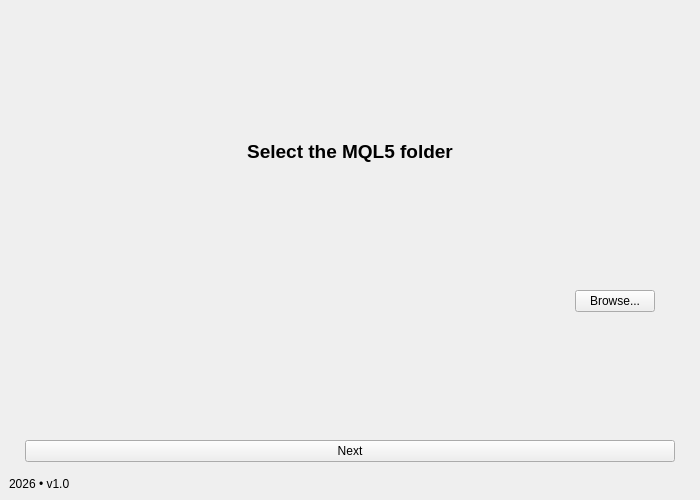
Before: the Qt Designer form app/ui/telegram_mql_ui.ui in Vincannes/TelegramMQL5, drawn with Qt 5.
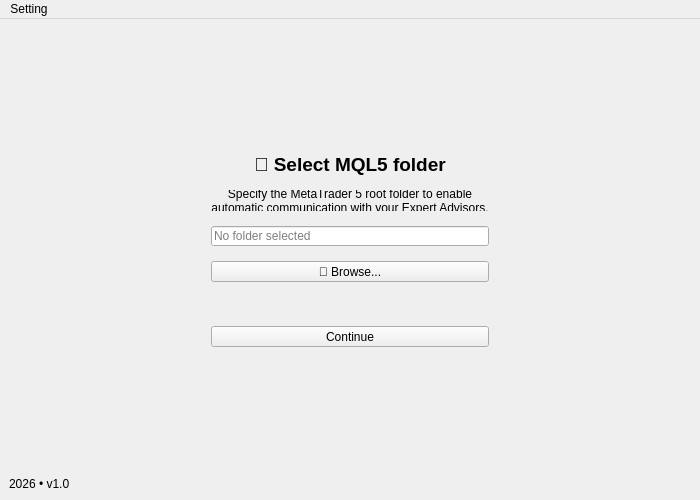
After: the same form once the commit is applied. The open tabs and pages were chosen to show the change.

```diff
--- a/app/ui/telegram_mql_ui.ui
+++ b/app/ui/telegram_mql_ui.ui
@@ -19,6 +19,37 @@
   <property name="windowTitle">
    <string>Telegram to MQL5</string>
   </property>
+
+  <!-- ================= MENU BAR ================= -->
+  <addaction name="menuBar"/>
+  <widget class="QMenuBar" name="menuBar">
+   <property name="geometry">
+    <rect>
+     <x>0</x>
+     <y>0</y>
+     <width>700</width>
+     <height>22</height>
+    </rect>
+   </property>
+
+   <widget class="QMenu" name="menuFile">
+    <property name="title">
+     <string>Setting</string>
+    </property>
+
+    <!-- Action pour changer le dossier MQL -->
+    <addaction name="actionChangeMQLFolder"/>
+   </widget>
+
+   <addaction name="menuFile"/>
+  </widget>
+
+  <!-- Action -->
+  <action name="actionChangeMQLFolder">
+   <property name="text">
+    <string>Change MQL Folder...</string>
+   </property>
+  </action>
   <widget class="QWidget" name="centralwidget">
    <layout class="QVBoxLayout" name="mainLayout">
     <item>
@@ -104,118 +135,121 @@
           </property>
          </spacer>
         </item>
+
+        <!-- Card central -->
+        <item alignment="Qt::AlignHCenter">
+         <widget class="QFrame" name="folderCard">
+          <property name="minimumWidth">
+           <number>460</number>
+          </property>
+          <layout class="QVBoxLayout" name="folderCardLayout">
+           <property name="spacing">
+            <number>15</number>
+           </property>
+
+           <!-- Titre -->
         <item>
-         <widget class="QLabel" name="labelFolderInstructions">
+            <widget class="QLabel" name="labelFolderTitle">
+             <property name="text">
+              <string>📁 Select MQL5 folder</string>
+             </property>
+             <property name="alignment">
+              <set>Qt::AlignmentFlag::AlignCenter</set>
+             </property>
           <property name="font">
            <font>
             <pointsize>14</pointsize>
             <bold>true</bold>
            </font>
           </property>
+            </widget>
+           </item>
+
+           <!-- Description -->
+           <item>
+            <widget class="QLabel" name="labelFolderDescription">
           <property name="text">
-           <string>Select the MQL5 folder</string>
+              <string>Specify the MetaTrader 5 root folder to enable automatic communication with your Expert Advisors.</string>
+             </property>
+             <property name="wordWrap">
+              <bool>true</bool>
           </property>
           <property name="alignment">
            <set>Qt::AlignmentFlag::AlignCenter</set>
           </property>
          </widget>
         </item>
+
+           <!-- Champ du chemin -->
         <item>
-         <spacer name="spacerMidFolder1">
-          <property name="orientation">
-           <enum>Qt::Orientation::Vertical</enum>
-          </property>
-          <property name="sizeHint">
-           <size>
-            <width>20</width>
-            <height>20</height>
-           </size>
-          </property>
-         </spacer>
-        </item>
-        <item>
-         <layout class="QHBoxLayout" name="folderButtonLayout">
-          <item>
-           <spacer name="spacerLeftFolder">
-            <property name="orientation">
-             <enum>Qt::Orientation::Horizontal</enum>
-            </property>
-            <property name="sizeHint">
-             <size>
-              <width>80</width>
-              <height>20</height>
-             </size>
-            </property>
-           </spacer>
-          </item>
+            <widget class="QLineEdit" name="lineEditFolderPath">
+             <property name="readOnly">
+              <bool>true</bool>
+             </property>
+             <property name="placeholderText">
+              <string>No folder selected</string>
+             </property>
+             <property name="minimumHeight">
+              <number>36</number>
+             </property>
+            </widget>
+           </item>
+
+           <!-- Bouton parcourir -->
           <item>
            <widget class="QPushButton" name="btnSelectFolder">
             <property name="text">
-             <string>Browse...</string>
+              <string>📂 Browse...</string>
+             </property>
+             <property name="minimumHeight">
+              <number>36</number>
             </property>
            </widget>
           </item>
+
+           <!-- Label de statut -->
           <item>
-           <spacer name="spacerMidFolder2">
-            <property name="orientation">
-             <enum>Qt::Orientation::Horizontal</enum>
-            </property>
-           </spacer>
-          </item>
-          <item>
-           <widget class="QLabel" name="labelSelectedFolder">
+            <widget class="QLabel" name="labelFolderStatus">
             <property name="text">
              <string></string>
             </property>
-           </widget>
-          </item>
-          <item>
-           <spacer name="spacerRightFolder">
-            <property name="orientation">
-             <enum>Qt::Orientation::Horizontal</enum>
-            </property>
-           </spacer>
-          </item>
-         </layout>
-        </item>
-        <item>
-         <spacer name="spacerMidFolder3">
-          <property name="orientation">
-           <enum>Qt::Orientation::Vertical</enum>
-          </property>
-          <property name="sizeHint">
-           <size>
-            <width>20</width>
-            <height>20</height>
-           </size>
-          </property>
-         </spacer>
-        </item>
-        <item>
-         <layout class="QHBoxLayout" name="nextButtonLayout">
-          <item>
-           <spacer name="spacerLeftNext">
-            <property name="orientation">
-             <enum>Qt::Orientation::Horizontal</enum>
-            </property>
-           </spacer>
-          </item>
+             <property name="alignment">
+              <set>Qt::AlignmentFlag::AlignCenter</set>
+             </property>
+            </widget>
+           </item>
+
+           <!-- Bouton Suivant -->
           <item>
            <widget class="QPushButton" name="btnNextFolder">
             <property name="text">
-             <string>Next</string>
-            </property>
-           </widget>
-          </item>
+              <string>Continue</string>
+             </property>
+             <property name="minimumHeight">
+              <number>36</number>
+             </property>
+            </widget>
+           </item>
+
+          </layout>
+         </widget>
+        </item>
+
+        <!-- Spacer en bas -->
           <item>
-           <spacer name="spacerRightNext">
+         <spacer name="spacerBottomFolder">
             <property name="orientation">
-             <enum>Qt::Orientation::Horizontal</enum>
+           <enum>Qt::Orientation::Vertical</enum>
+          </property>
+          <property name="sizeHint">
+           <size>
+            <width>20</width>
+            <height>40</height>
+           </size>
             </property>
            </spacer>
           </item>
-         </layout>
-        </item>
+
        </layout>
       </widget>
 
```
Left out of the diff: 3 changed lines with no effect on the pictures. Lines whose indentation alone changed are shown as unchanged.
